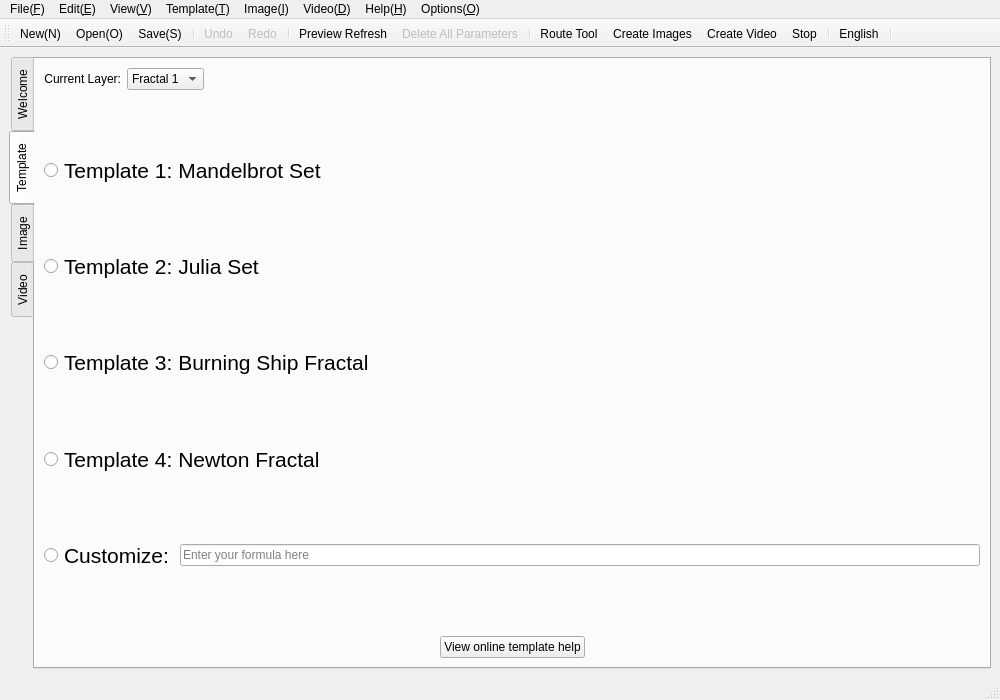
Qt form mainwindow.ui (Teddy-van-Jerry/Fractal_Designer) before a commit.
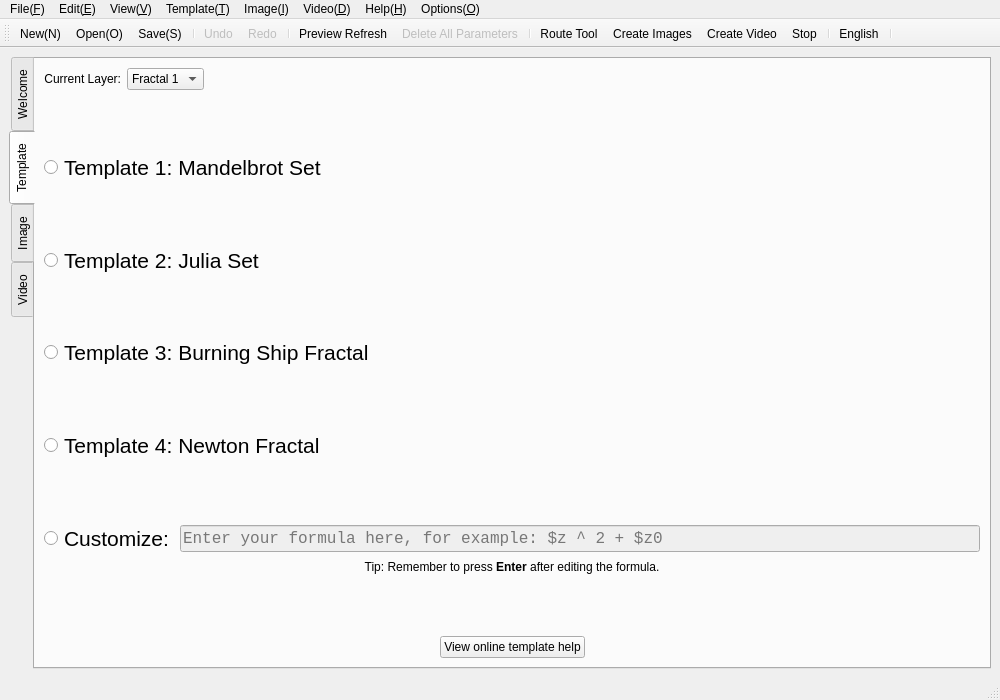
The same form after that commit. The open tabs and pages were chosen to show the change. Icons and pictures are not drawn.

Commit message:
Customized Formula - 5.6.3
Besides: add Preview Settings

Diff of the .ui file:
```diff
--- a/mainwindow.ui
+++ b/mainwindow.ui
@@ -545,14 +545,39 @@
            </widget>
           </item>
           <item>
-           <widget class="QLineEdit" name="lineEdit">
+           <widget class="QLineEdit" name="lineEdit_Custom_Formula">
+            <property name="enabled">
+             <bool>false</bool>
+            </property>
+            <property name="font">
+             <font>
+              <family>Consolas</family>
+              <pointsize>12</pointsize>
+             </font>
+            </property>
+            <property name="toolTip">
+             <string>Customize the formula</string>
+            </property>
+            <property name="statusTip">
+             <string>Remember to press Enter after editing the formula.</string>
+            </property>
             <property name="placeholderText">
-             <string>Enter your formula here</string>
+             <string>Enter your formula here, for example: $z ^ 2 + $z0</string>
             </property>
            </widget>
           </item>
          </layout>
         </item>
+        <item>
+         <widget class="QLabel" name="label_11">
+          <property name="text">
+           <string>Tip: Remember to press &lt;strong&gt;Enter&lt;/strong&gt; after editing the formula.</string>
+          </property>
+          <property name="alignment">
+           <set>Qt::AlignCenter</set>
+          </property>
+         </widget>
+        </item>
         <item>
          <spacer name="verticalSpacer_26">
           <property name="orientation">
```
Left out of the diff: 57 changed lines with no effect on the pictures. The commit also changes 16 other files.
